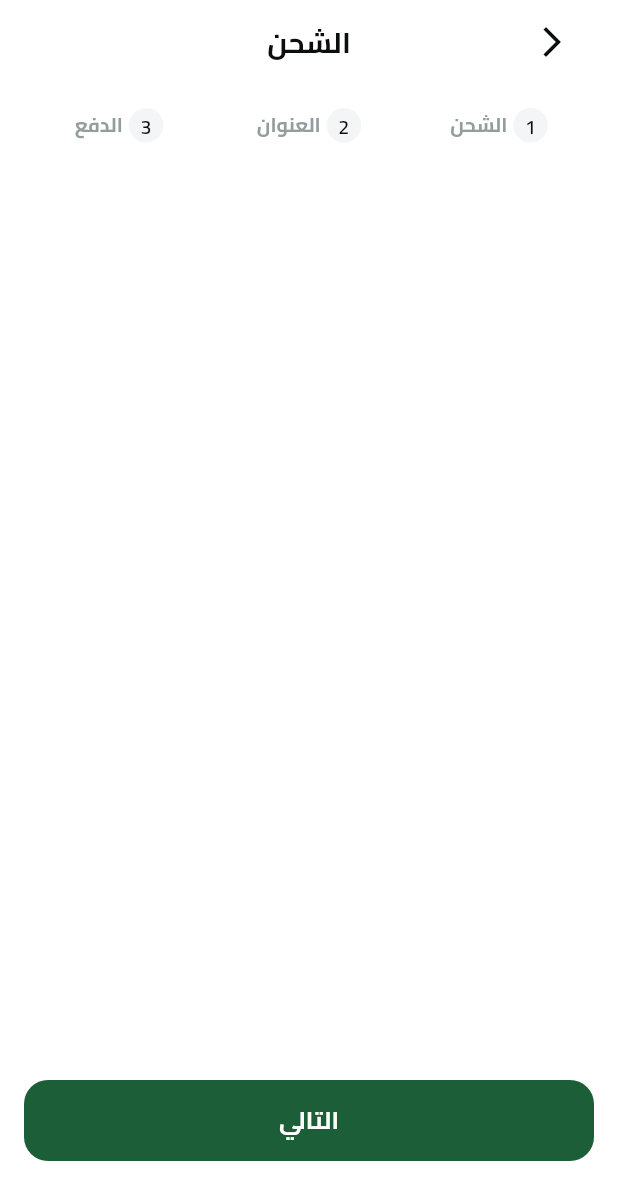
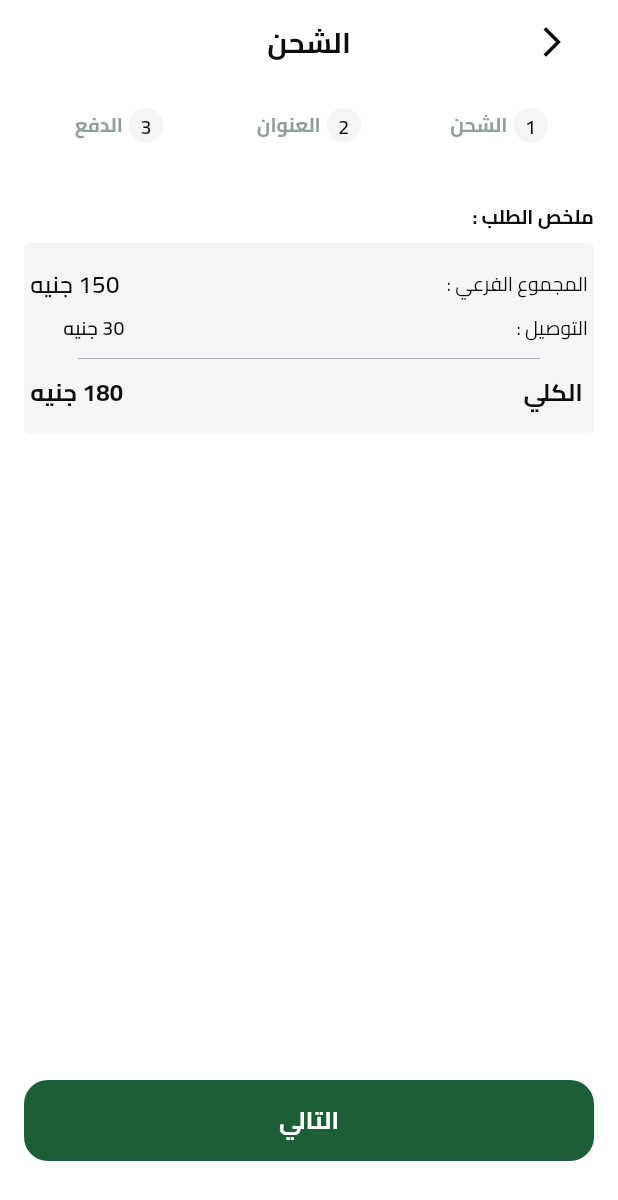
Before and after one commit to samir-227/Pure_Harvest_e_commerce, a Flutter app: the CheckOutView screen opened by its route, swiped to page 3, on a phone screen of 412 x 824 dp. Shown: the top 1200 px of the screen. Run offline on Flutter 3.47's test engine with Material 3 defaults, Android fonts, the phone set to English and light mode, and no system bars; our stand-ins replace bloc, cloud_firestore, dartz, dots_indicator, equatable, firebase_auth and 12 more; missing offline and left inert: flutter_facebook_auth; accounts and stored records are empty; project files that could hold a hidden picture were left out.

Commit message:
create payment section

```diff
--- a/lib/features/checkout/presentation/views/widgets/checkout_page_view.dart
+++ b/lib/features/checkout/presentation/views/widgets/checkout_page_view.dart
@@ -1,6 +1,7 @@
 import 'package:flutter/material.dart';
 import 'package:fruits_hub/features/checkout/presentation/views/widgets/address_input_section.dart';
 import 'package:fruits_hub/features/checkout/presentation/views/widgets/shipping_section.dart';
+import 'package:fruits_hub/features/home/presentation/view/widgets/payment_section.dart';
 
 class CheckoutPageView extends StatelessWidget {
   const CheckoutPageView({super.key, required this.controller});
@@ -22,7 +23,7 @@ List<Widget> getPages() {
   return [
     const ShippingSection(),
     const AddressInputSection(),
-    const SizedBox(),
+    const PaymentSection(),
     const SizedBox(),
   ];
 }
--- a/lib/features/checkout/presentation/views/widgets/shipping_item.dart
+++ b/lib/features/checkout/presentation/views/widgets/shipping_item.dart
@@ -15,8 +15,13 @@ class ShippingItem extends StatelessWidget {
     var colors = Theme.of(context).colorScheme;
     return IntrinsicHeight(
       child: Container(
+        decoration: ShapeDecoration(
+          color: colors.outline,
+          shape: const RoundedRectangleBorder(
+            borderRadius: BorderRadius.all(Radius.circular(4)),
+          ),
+        ),
         padding: const EdgeInsets.symmetric(horizontal: 10, vertical: 16),
-        color: colors.outline,
         child: Row(
             crossAxisAlignment: CrossAxisAlignment.start,
             mainAxisAlignment: MainAxisAlignment.start,
@@ -45,7 +50,7 @@ class ShippingItem extends StatelessWidget {
               Center(
                   child: Text(
                 price,
-                style: TextStyles.bold13.copyWith(color: colors.primary),
+                style: TextStyles.bold13.copyWith(color: colors.secondary),
               )),
             ]),
       ),
--- a/lib/features/checkout/presentation/views/widgets/shipping_section.dart
+++ b/lib/features/checkout/presentation/views/widgets/shipping_section.dart
@@ -1,5 +1,4 @@
 import 'package:flutter/material.dart';
-import 'package:fruits_hub/core/widgets/custom_button.dart';
 import 'package:fruits_hub/features/checkout/presentation/views/widgets/shipping_item.dart';
 import 'package:fruits_hub/generated/l10n.dart';
 
--- a/lib/features/home/presentation/view/widgets/custom_cart_button.dart
+++ b/lib/features/home/presentation/view/widgets/custom_cart_button.dart
@@ -1,6 +1,6 @@
 import 'package:flutter/material.dart';
 import 'package:flutter_bloc/flutter_bloc.dart';
-import 'package:fruits_hub/core/routing/app_router.dart';
+
 import 'package:fruits_hub/core/widgets/custom_button.dart';
 import 'package:fruits_hub/features/checkout/presentation/views/check_out_view.dart';
 import 'package:fruits_hub/features/home/presentation/cubits/cart_cubit/cart_cubit.dart';
--- a/lib/features/home/presentation/view/widgets/custom_divider.dart
+++ b/lib/features/home/presentation/view/widgets/custom_divider.dart
@@ -8,8 +8,8 @@ class CustomDivider extends StatelessWidget {
   @override
   Widget build(BuildContext context) {
     return Divider(
-      color: Theme.of(context).colorScheme.outline,
-      thickness: 2,
+      color: Theme.of(context).colorScheme.onSurfaceVariant,
+      thickness: .5,
       height: 22,
     );
   }
--- /dev/null
+++ b/lib/features/home/presentation/view/widgets/order_summary_widget.dart
@@ -0,0 +1,73 @@
+import 'package:flutter/material.dart';
+import 'package:fruits_hub/core/theming/app_text_style.dart';
+import 'package:fruits_hub/features/home/presentation/view/widgets/custom_divider.dart';
+
+class OrderSummaryWidget extends StatelessWidget {
+  const OrderSummaryWidget({
+    super.key,
+    required this.colors,
+  });
+
+  final ColorScheme colors;
+
+  @override
+  Widget build(BuildContext context) {
+    return Column(
+      children: [
+        Row(children: [
+          Text(
+            "المجموع الفرعي :",
+            style: TextStyles.regular13
+                .copyWith(color: colors.onSecondary),
+          ),
+          const Spacer(),
+          Text(
+            "150 جنيه",
+            style: TextStyles.semiBold16
+                .copyWith(color: colors.onSecondary),
+          ),
+        ]),
+        const SizedBox(
+          height: 8,
+        ),
+        Row(
+          children: [
+            Text(
+              "التوصيل :",
+              style: TextStyles.regular13
+                  .copyWith(color: colors.onSecondary),
+            ),
+            const Spacer(),
+            Padding(
+              padding: const EdgeInsets.only(left: 22),
+              child: Text(
+                "30 جنيه",
+                style: TextStyles.semiBold13
+                    .copyWith(color: colors.onSecondary),
+              ),
+            ),
+          ],
+        ),
+        const Padding(
+          padding: EdgeInsets.symmetric(horizontal: 32),
+          child: CustomDivider(),
+        ),
+        Row(
+          children: [
+            Text(
+              " الكلي",
+              style:
+                  TextStyles.bold16.copyWith(color: colors.onSecondary),
+            ),
+            const Spacer(),
+            Text(
+              "180 جنيه",
+              style:
+                  TextStyles.bold16.copyWith(color: colors.onSecondary),
+            ),
+          ],
+        ),
+      ],
+    );
+  }
+}
--- /dev/null
+++ b/lib/features/home/presentation/view/widgets/payment_section.dart
@@ -0,0 +1,38 @@
+import 'package:flutter/material.dart';
+import 'package:fruits_hub/core/theming/app_text_style.dart';
+import 'package:fruits_hub/features/home/presentation/view/widgets/order_summary_widget.dart';
+
+class PaymentSection extends StatelessWidget {
+  const PaymentSection({super.key});
+
+  @override
+  Widget build(BuildContext context) {
+    var colors = Theme.of(context).colorScheme;
+    return Padding(
+      padding: const EdgeInsets.symmetric(vertical: 16),
+      child: Column(
+        crossAxisAlignment: CrossAxisAlignment.start,
+        children: [
+          const SizedBox(height: 24),
+          Text(
+            "ملخص الطلب :",
+            style: TextStyles.bold13.copyWith(color: colors.onSecondary),
+          ),
+          const SizedBox(
+            height: 8,
+          ),
+          Container(
+            decoration: ShapeDecoration(
+              color: colors.outline,
+              shape: const RoundedRectangleBorder(
+                borderRadius: BorderRadius.all(Radius.circular(4)),
+              ),
+            ),
+            padding: const EdgeInsets.symmetric(horizontal: 4, vertical: 16),
+            child: OrderSummaryWidget(colors: colors),
+          ),
+        ],
+      ),
+    );
+  }
+}
```
Also changed, not shown: lib/features/checkout/presentation/views/widgets/address_input_section.dart (+18 -7 lines), 4 other files.
